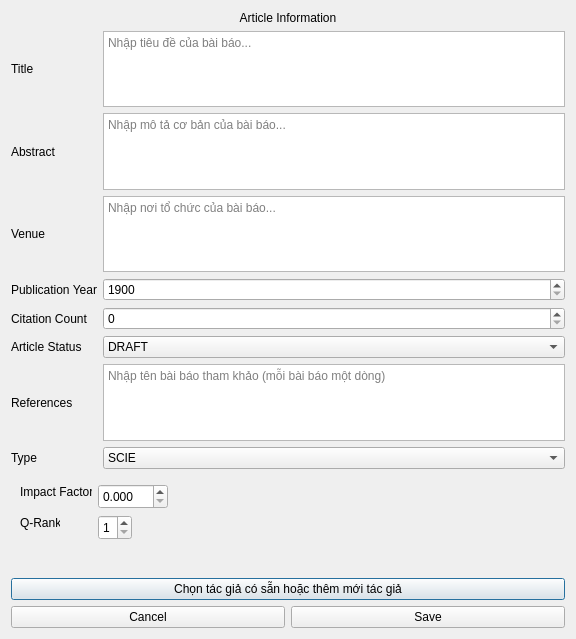
Qt form src/components/dialogs/article/articleinputdialog.ui (DamPhuQuy/Scientific-Article-Management) before a commit.
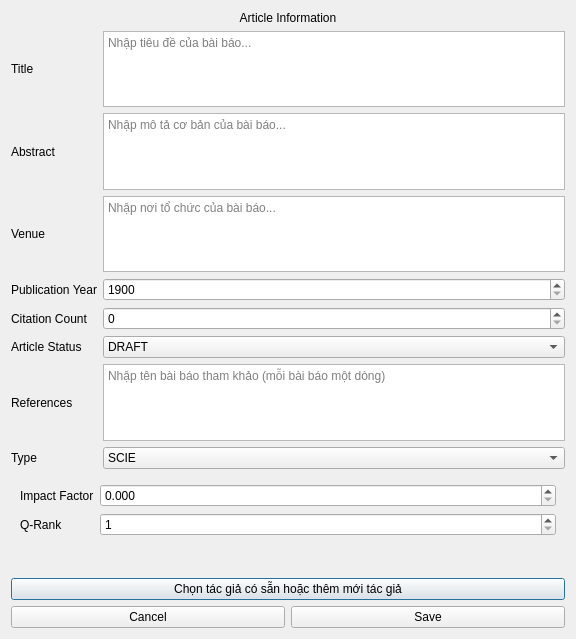
The same form after that commit. The open tabs and pages were chosen to show the change.

Diff of the .ui file:
```diff
--- a/src/components/dialogs/article/articleinputdialog.ui
+++ b/src/components/dialogs/article/articleinputdialog.ui
@@ -197,28 +197,16 @@
       <number>2</number>
      </property>
      <widget class="QWidget" name="pageScie">
-      <widget class="QLabel" name="label">
-       <property name="geometry">
-        <rect>
-         <x>9</x>
-         <y>9</y>
-         <width>72</width>
-         <height>16</height>
-        </rect>
-       </property>
+           <layout class="QFormLayout" name="formLayoutScie">
+            <item row="0" column="0">
+             <widget class="QLabel" name="labelIF">
        <property name="text">
         <string>Impact Factor</string>
        </property>
       </widget>
+            </item>
+            <item row="0" column="1">
       <widget class="QDoubleSpinBox" name="inputIF">
-       <property name="geometry">
-        <rect>
-         <x>87</x>
-         <y>9</y>
-         <width>70</width>
-         <height>25</height>
-        </rect>
-       </property>
        <property name="decimals">
         <number>3</number>
        </property>
@@ -226,28 +214,16 @@
         <double>100.000000000000000</double>
        </property>
       </widget>
-      <widget class="QLabel" name="label">
-       <property name="geometry">
-        <rect>
-         <x>9</x>
-         <y>40</y>
-         <width>40</width>
-         <height>16</height>
-        </rect>
-       </property>
+            </item>
+            <item row="1" column="0">
+             <widget class="QLabel" name="labelQRank">
        <property name="text">
         <string>Q-Rank</string>
        </property>
       </widget>
+            </item>
+            <item row="1" column="1">
       <widget class="QSpinBox" name="inputQRank">
-       <property name="geometry">
-        <rect>
-         <x>87</x>
-         <y>40</y>
-         <width>34</width>
-         <height>25</height>
-        </rect>
-       </property>
        <property name="minimum">
         <number>1</number>
        </property>
@@ -255,6 +231,8 @@
         <number>4</number>
        </property>
       </widget>
+            </item>
+           </layout>
      </widget>
      <widget class="QWidget" name="pageScopus">
       <layout class="QFormLayout">
```
Left out of the diff: 2 changed lines with no effect on the pictures. Lines whose indentation alone changed are shown as unchanged.
